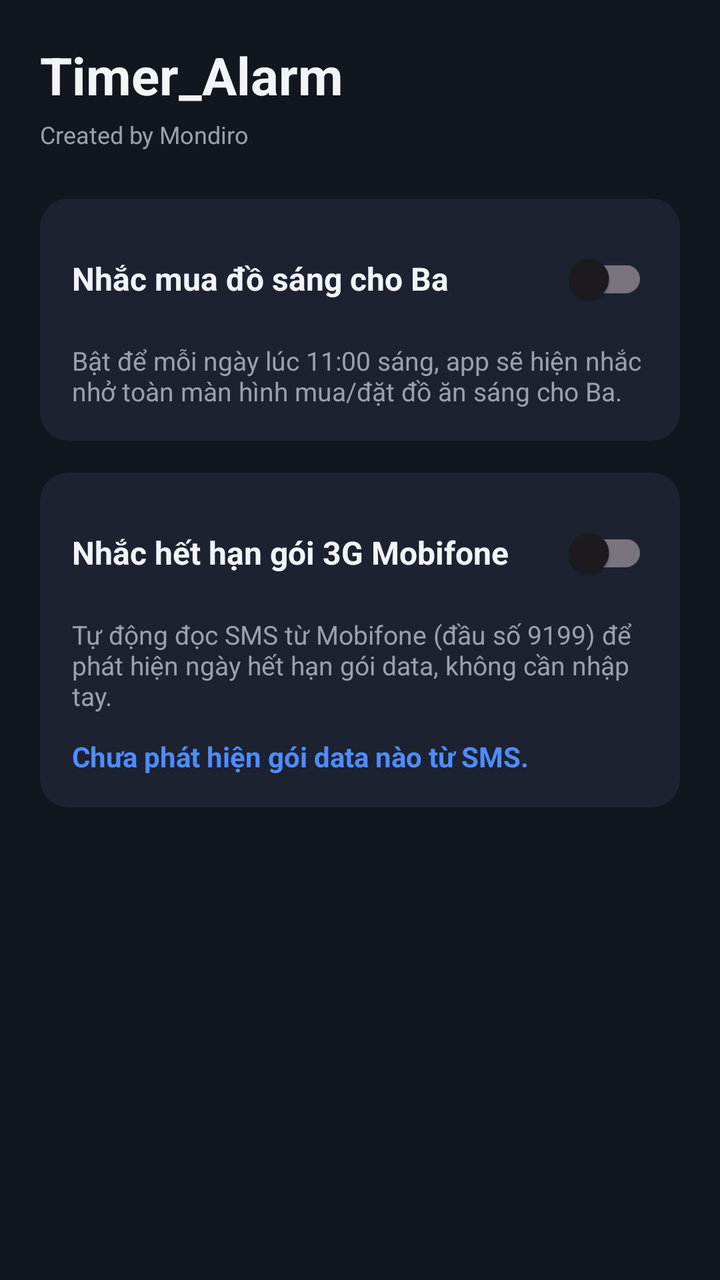
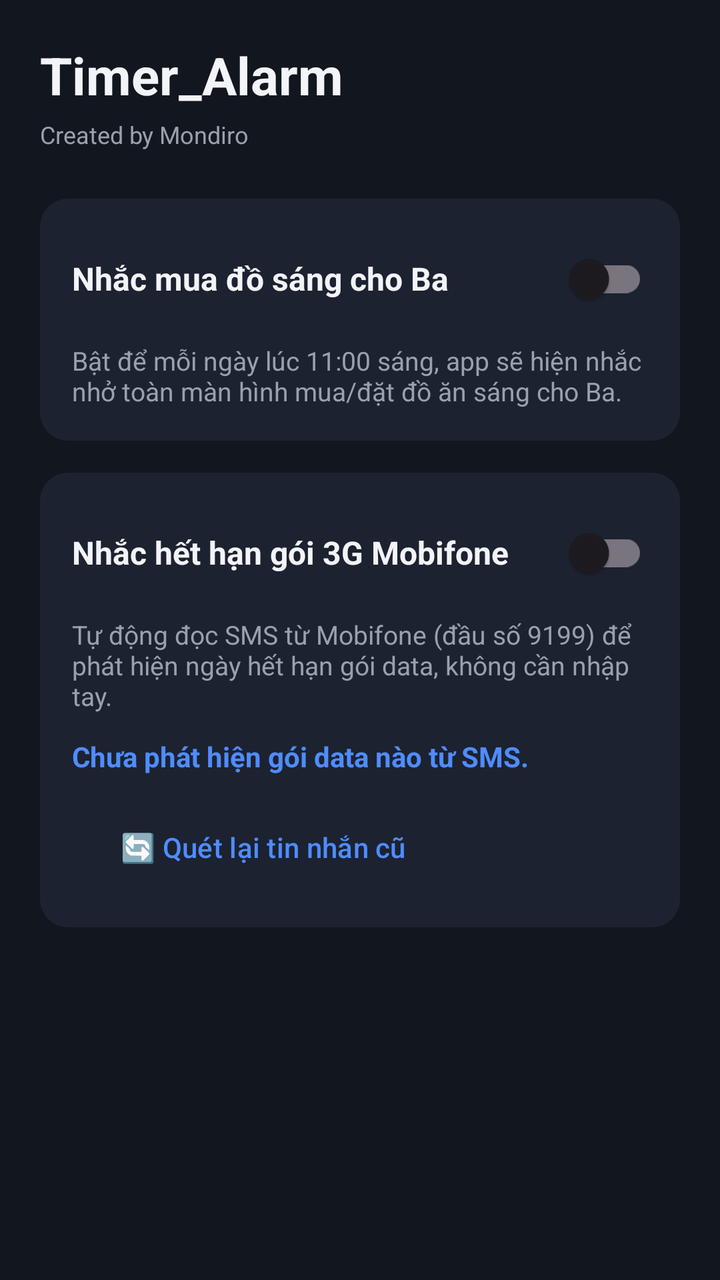

Compare the two renders of this Android layout. The source of the first and the diff that turns it into the second are given below.
<!-- AndroidManifest.xml: application theme Theme.TimerAlarm -->
<!-- res/layout/activity_main.xml -->
<?xml version="1.0" encoding="utf-8"?>
<ScrollView xmlns:android="http://schemas.android.com/apk/res/android"
    android:layout_width="match_parent"
    android:layout_height="match_parent"
    android:background="@color/bg_main">

    <LinearLayout
        android:layout_width="match_parent"
        android:layout_height="wrap_content"
        android:orientation="vertical"
        android:padding="20dp">

        <TextView
            android:layout_width="wrap_content"
            android:layout_height="wrap_content"
            android:text="@string/app_name"
            android:textColor="@color/text_primary"
            android:textSize="26sp"
            android:textStyle="bold"
            android:layout_marginBottom="4dp" />

        <TextView
            android:layout_width="wrap_content"
            android:layout_height="wrap_content"
            android:text="@string/watermark"
            android:textColor="@color/text_dim"
            android:textSize="12sp"
            android:layout_marginBottom="24dp" />

        
        <LinearLayout
            android:layout_width="match_parent"
            android:layout_height="wrap_content"
            android:orientation="vertical"
            android:background="@drawable/bg_card"
            android:padding="16dp"
            android:layout_marginBottom="16dp">

            <LinearLayout
                android:layout_width="match_parent"
                android:layout_height="wrap_content"
                android:orientation="horizontal"
                android:gravity="center_vertical">

                <TextView
                    android:layout_width="0dp"
                    android:layout_height="wrap_content"
                    android:layout_weight="1"
                    android:text="@string/breakfast_title"
                    android:textColor="@color/text_primary"
                    android:textSize="16sp"
                    android:textStyle="bold" />

                <com.google.android.material.switchmaterial.SwitchMaterial
                    android:id="@+id/switchBreakfast"
                    android:layout_width="wrap_content"
                    android:layout_height="wrap_content" />
            </LinearLayout>

            <TextView
                android:layout_width="match_parent"
                android:layout_height="wrap_content"
                android:text="@string/breakfast_desc"
                android:textColor="@color/text_dim"
                android:textSize="13sp"
                android:layout_marginTop="8dp" />
        </LinearLayout>

        
        <LinearLayout
            android:layout_width="match_parent"
            android:layout_height="wrap_content"
            android:orientation="vertical"
            android:background="@drawable/bg_card"
            android:padding="16dp">

            <LinearLayout
                android:layout_width="match_parent"
                android:layout_height="wrap_content"
                android:orientation="horizontal"
                android:gravity="center_vertical">

                <TextView
                    android:layout_width="0dp"
                    android:layout_height="wrap_content"
                    android:layout_weight="1"
                    android:text="@string/data_title"
                    android:textColor="@color/text_primary"
                    android:textSize="16sp"
                    android:textStyle="bold" />

                <com.google.android.material.switchmaterial.SwitchMaterial
                    android:id="@+id/switchData"
                    android:layout_width="wrap_content"
                    android:layout_height="wrap_content" />
            </LinearLayout>

            <TextView
                android:layout_width="match_parent"
                android:layout_height="wrap_content"
                android:text="@string/data_desc"
                android:textColor="@color/text_dim"
                android:textSize="13sp"
                android:layout_marginTop="8dp" />

            <TextView
                android:id="@+id/tvExpiryStatus"
                android:layout_width="match_parent"
                android:layout_height="wrap_content"
                android:text="@string/data_status_none"
                android:textColor="@color/accent"
                android:textSize="14sp"
                android:textStyle="bold"
                android:layout_marginTop="12dp" />
        </LinearLayout>

    </LinearLayout>
</ScrollView>
<!-- resources referenced by this layout -->
<resources>
  <color name="accent">#4F8CFF</color>
  <color name="bg_main">#12161F</color>
  <color name="text_dim">#9AA0AC</color>
  <color name="text_primary">#F2F4F8</color>
  <!-- drawable bg_card (drawable) -->
  <?xml version="1.0" encoding="utf-8"?>
  <shape xmlns:android="http://schemas.android.com/apk/res/android">
      <solid android:color="@color/surface" />
      <corners android:radius="14dp" />
  </shape>
  <string name="app_name">Timer_Alarm</string>
  <string name="breakfast_desc">Bật để mỗi ngày lúc 11:00 sáng, app sẽ hiện nhắc nhở toàn màn hình mua/đặt đồ ăn sáng cho Ba.</string>
  <string name="breakfast_title">Nhắc mua đồ sáng cho Ba</string>
  <string name="data_desc">Tự động đọc SMS từ Mobifone (đầu số 9199) để phát hiện ngày hết hạn gói data, không cần nhập tay.</string>
  <string name="data_status_none">Chưa phát hiện gói data nào từ SMS.</string>
  <string name="data_title">Nhắc hết hạn gói 3G Mobifone</string>
  <string name="watermark">Created by Mondiro</string>
  <style name="Theme.TimerAlarm" parent="Theme.Material3.DayNight.NoActionBar">
          <item name="colorPrimary">@color/accent</item>
          <item name="android:windowBackground">@color/bg_main</item>
      </style>
  <color name="surface">#1C2230</color>
</resources>

<!-- the commit's change to res/layout/activity_main.xml (unified diff, before → after) -->
@@ -112,6 +112,16 @@
                 android:textSize="14sp"
                 android:textStyle="bold"
                 android:layout_marginTop="12dp" />
+
+            <Button
+                android:id="@+id/btnRescan"
+                android:layout_width="wrap_content"
+                android:layout_height="wrap_content"
+                android:text="@string/btn_rescan"
+                android:textAllCaps="false"
+                android:backgroundTint="@color/surface"
+                android:textColor="@color/accent"
+                android:layout_marginTop="12dp" />
         </LinearLayout>
 
     </LinearLayout>
<!-- resource entries referenced after the edit -->
@@ -13,6 +13,7 @@
   <string name="app_name">Timer_Alarm</string>
   <string name="breakfast_desc">Bật để mỗi ngày lúc 11:00 sáng, app sẽ hiện nhắc nhở toàn màn hình mua/đặt đồ ăn sáng cho Ba.</string>
   <string name="breakfast_title">Nhắc mua đồ sáng cho Ba</string>
+  <string name="btn_rescan">🔄 Quét lại tin nhắn cũ</string>
   <string name="data_desc">Tự động đọc SMS từ Mobifone (đầu số 9199) để phát hiện ngày hết hạn gói data, không cần nhập tay.</string>
   <string name="data_status_none">Chưa phát hiện gói data nào từ SMS.</string>
   <string name="data_title">Nhắc hết hạn gói 3G Mobifone</string>
